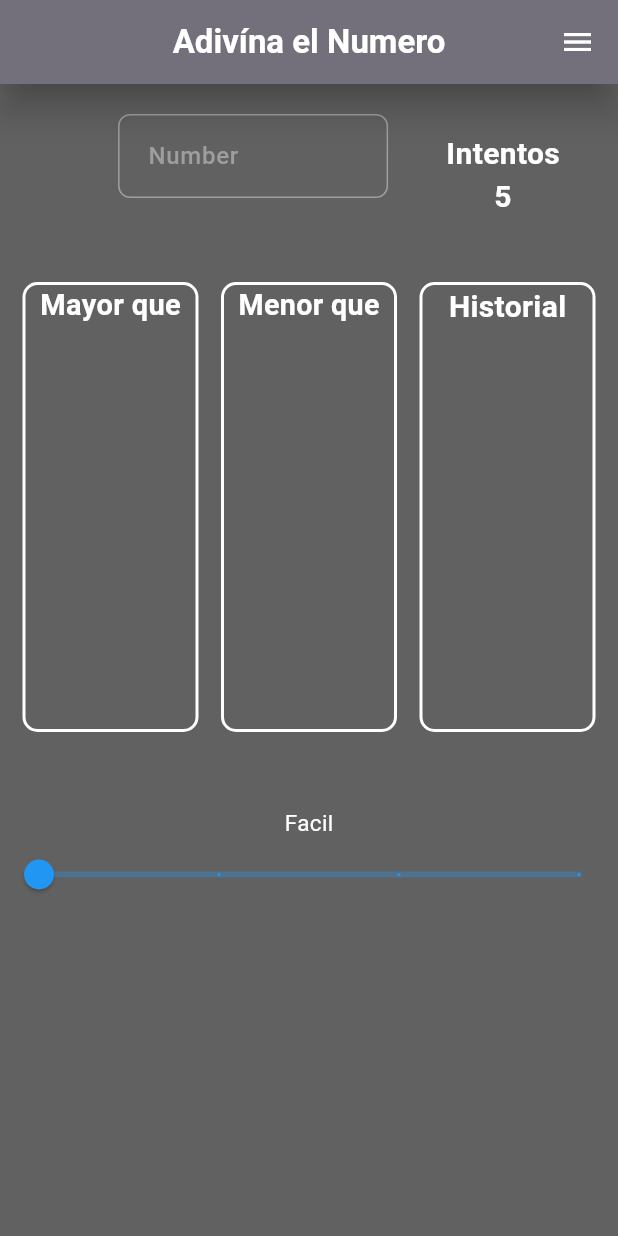
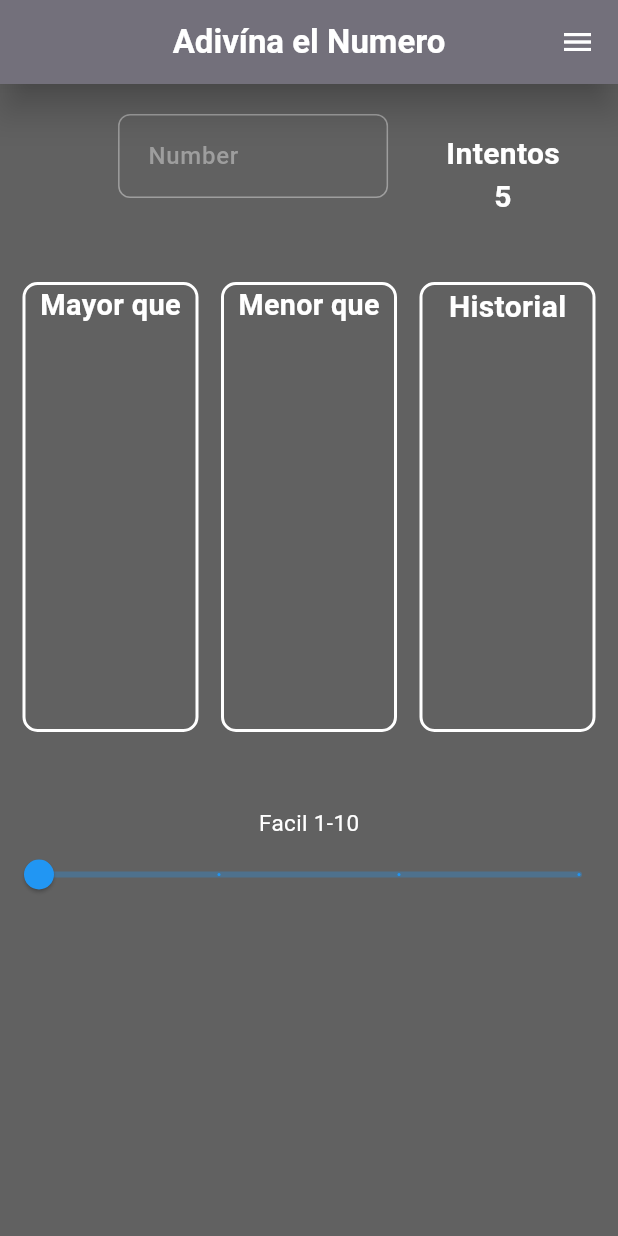
Before and after one commit to PACOdergod/AdivinaElNumero, a Flutter app: the screen it shows after launch, on a phone screen of 412 x 824 dp. Run offline on Flutter 3.47's test engine with Material 3 defaults, Android fonts, the phone set to English and light mode, and no system bars; our stand-ins replace bloc, equatable, flutter_bloc, flutter_hooks.

Commit message:
En el texto de los niveles de dificultad agregué el rango permitido

```diff
--- a/lib/view/principal_page.dart
+++ b/lib/view/principal_page.dart
@@ -52,12 +52,7 @@ class BodyPage extends StatelessWidget {
         BlocBuilder<DifficultCubit, DifficultState>(
           builder: (context, state) {
             return Text(
-              switch (state) {
-                DifficultStateEasy() => 'Facil',
-                DifficultStateMedium() => 'Normal',
-                DifficultStateAdvanced() => 'Dificil',
-                DifficultStateExtreme() => 'Extremo',
-              },
+              difficultText(state),
               style: const TextStyle(color: Colors.white, fontSize: 15),
             );
           },
@@ -95,4 +90,13 @@ class BodyPage extends StatelessWidget {
       ],
     );
   }
+
+  String difficultText(DifficultState state) {
+    return switch (state) {
+      DifficultStateEasy() => 'Facil ${state.minimum}-${state.maximum}',
+      DifficultStateMedium() => 'Normal ${state.minimum}-${state.maximum}',
+      DifficultStateAdvanced() => 'Dificil ${state.minimum}-${state.maximum}',
+      DifficultStateExtreme() => 'Extremo ${state.minimum}-${state.maximum}',
+    };
+  }
 }
```
